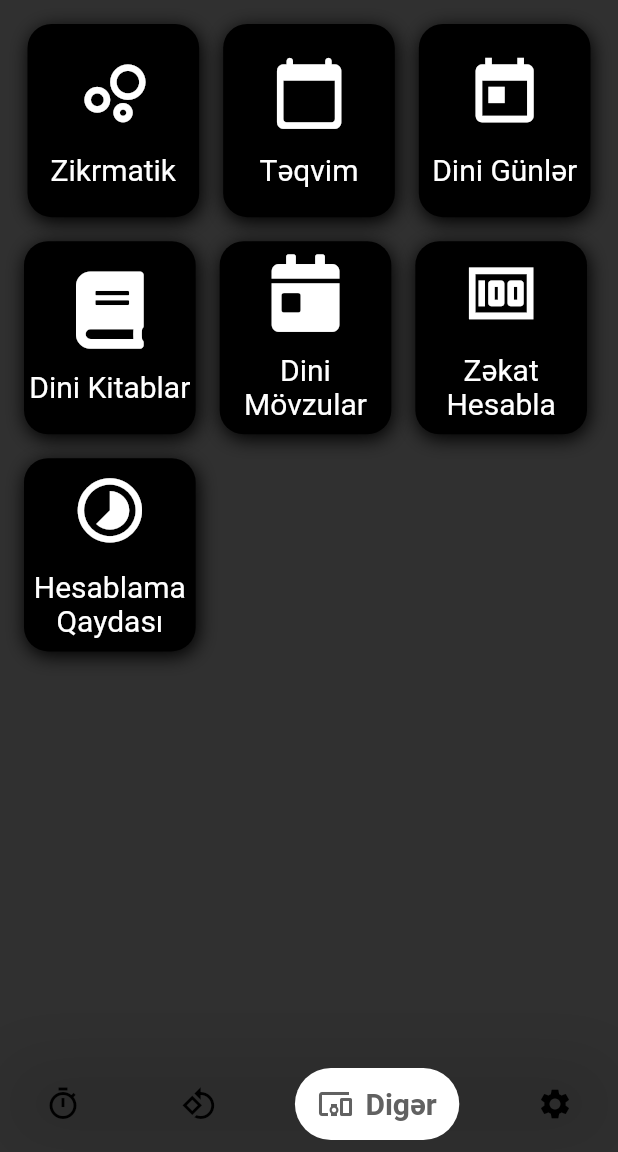
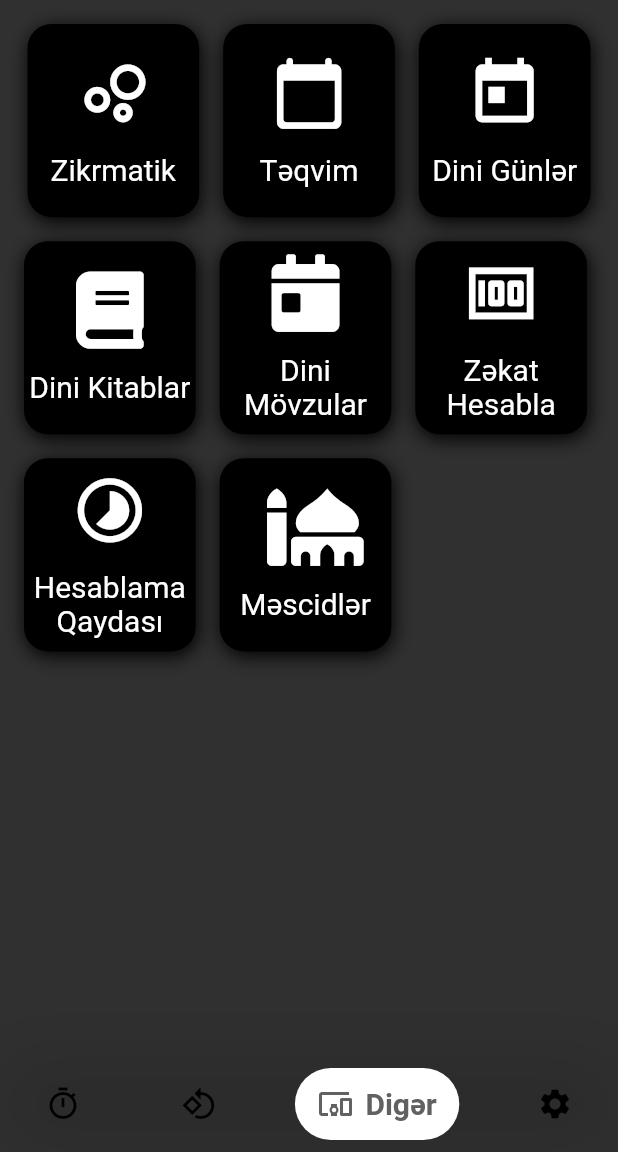
Before and after one commit to l00pss/PrayerTimeFlutter, a Flutter app: the screen it shows after launch, item 3 of the bottom bar chosen, on a phone screen of 412 x 824 dp, the part 84-1236 px from its top. Run offline on Flutter 3.47's test engine with Material 2 defaults, Android fonts, the phone set to English and light mode, and no system bars; drawn by our look-alikes of flutter_zoom_drawer, google_nav_bar; our stand-ins replace flutter_compass, font_awesome_flutter, get, permission_handler, sqflite, timer_builder; accounts and stored records are empty; Roboto replaces fonts that are missing (Prommpt); project files that could hold a hidden picture were left out.

Commit message:
CityList.dart updated

```diff
--- a/lib/dataAccess/DataManager.dart
+++ b/lib/dataAccess/DataManager.dart
@@ -11,6 +11,7 @@ class DataManager{
   static Future<Database> getConnection() async{
     String databasaPath = join(await getDatabasesPath(),databaseName);
     if(await databaseExists(databasaPath)){
+      print('Database already exist');
     }else{
       ByteData data = await rootBundle.load("lib/dataAccess/db/prayertime.sqlite");
       List<int> bytes = data.buffer.asUint8List(data.offsetInBytes,data.lengthInBytes);
--- a/lib/main.dart
+++ b/lib/main.dart
@@ -21,8 +21,7 @@ Future<void> truncate() async{
 }
   @override
   Widget build(BuildContext context) {
-    truncate();
-
+   // truncate();
     return GetMaterialApp(
       debugShowCheckedModeBanner: false,
       title: 'NamazVaxti.Org',
--- a/lib/screens/base/OtherPage.dart
+++ b/lib/screens/base/OtherPage.dart
@@ -37,6 +37,7 @@ class _OtherPageState extends State<OtherPage> {
               mainAxisAlignment: MainAxisAlignment.start,
               children: [
                 OtherCard(text: "Hesablama Qaydası", icon: Icons.timelapse, onPressed: (){}),
+                OtherCard(text: "Məscidlər", icon: FontAwesomeIcons.mosque, onPressed: (){})
               ],
             )
           ],
```
Also changed, not shown: lib/screens/other/CityList.dart (+4 -4 lines).
